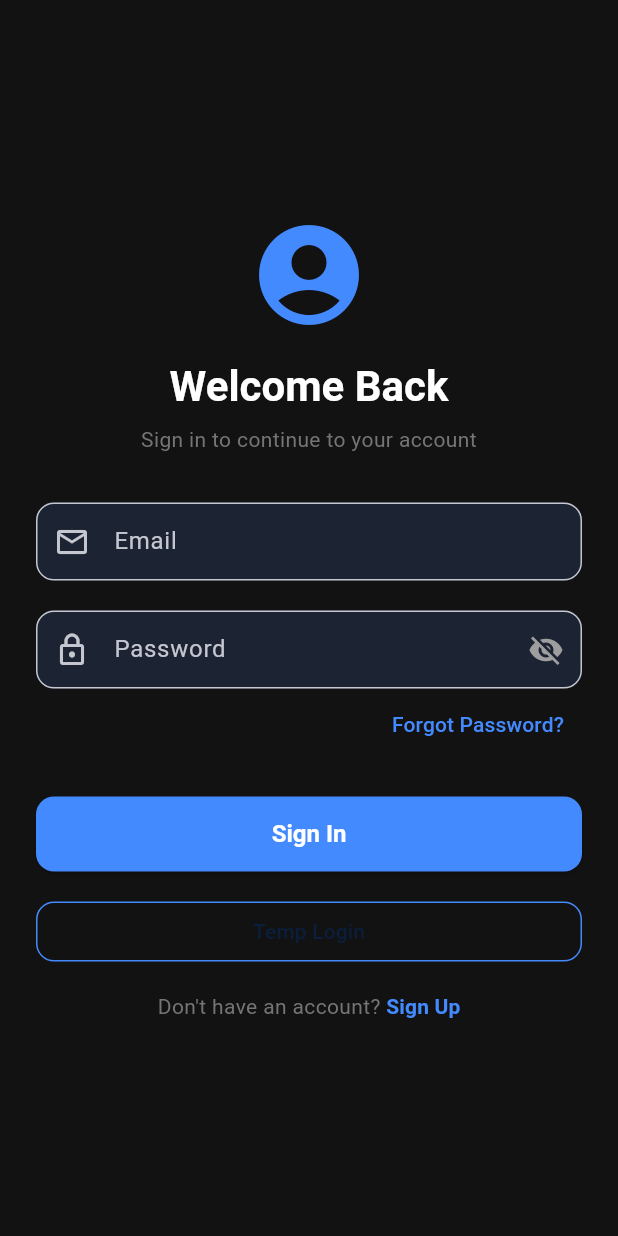
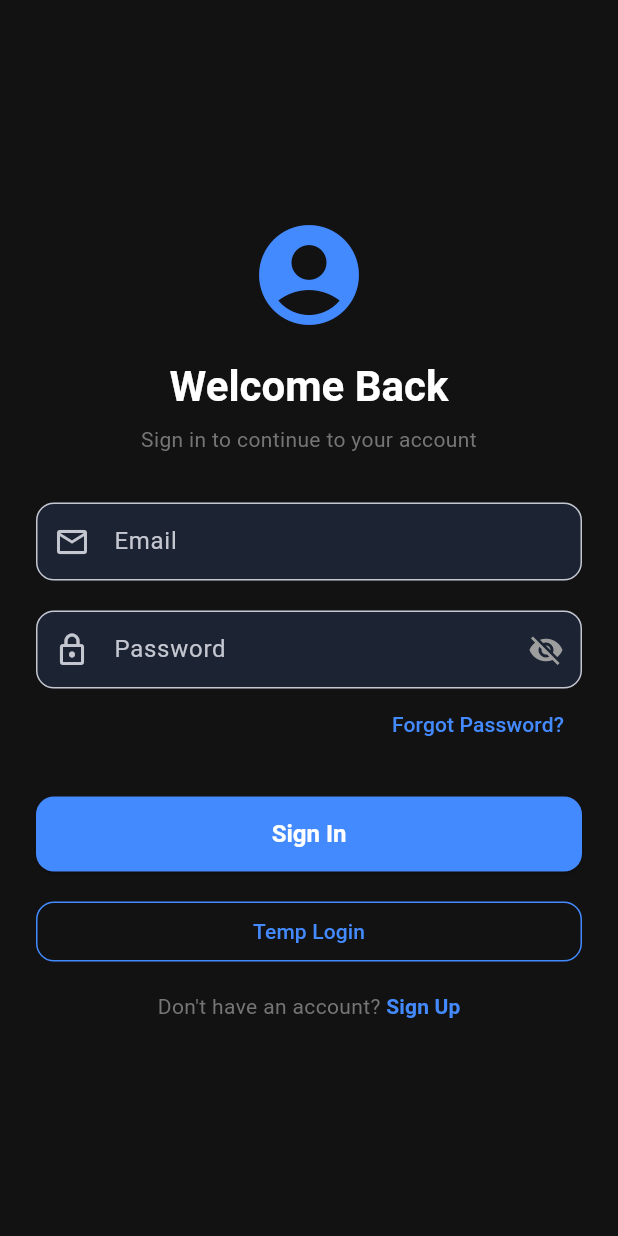
Before and after one commit to adwayaghor/ircell, a Flutter app: the screen it shows after launch, on a phone screen of 412 x 824 dp. Run offline on Flutter 3.47's test engine with Material 3 defaults, Android fonts, the phone set to English and light mode, and no system bars; our stand-ins replace carousel_slider, cloud_firestore, firebase_auth, firebase_core, font_awesome_flutter, qr_flutter and 1 more; missing offline and left inert: mobile_scanner; accounts and stored records are empty.

Commit message:
fixed ui

```diff
--- a/lib/login/login_page.dart
+++ b/lib/login/login_page.dart
@@ -208,10 +208,12 @@ class _LoginPageState extends State<LoginPage> {
                     controller: emailController,
                     validator: validateEmail,
                     keyboardType: TextInputType.emailAddress,
+                    cursorColor: accentBlue,
                     decoration: InputDecoration(
                       labelText: 'Email',
                       hintText: 'example@email.com',
                       prefixIcon: const Icon(Icons.email_outlined),
+                      floatingLabelStyle: TextStyle(color: accentBlue),
                       border: OutlineInputBorder(
                         borderRadius: BorderRadius.circular(12),
                       ),
@@ -229,9 +231,11 @@ class _LoginPageState extends State<LoginPage> {
                     controller: passwordController,
                     validator: validatePassword,
                     obscureText: !showPassword,
+                    cursorColor: accentBlue,
                     decoration: InputDecoration(
                       labelText: 'Password',
                       prefixIcon: const Icon(Icons.lock_outlined),
+                      floatingLabelStyle: TextStyle(color: accentBlue),
                       border: OutlineInputBorder(
                         borderRadius: BorderRadius.circular(12),
                       ),
@@ -264,9 +268,11 @@ class _LoginPageState extends State<LoginPage> {
                       controller: confirmPasswordController,
                       validator: validateConfirmPassword,
                       obscureText: !showConfirmPassword,
+                      cursorColor: accentBlue,
                       decoration: InputDecoration(
                         labelText: 'Confirm Password',
                         prefixIcon: const Icon(Icons.lock_outlined),
+                        floatingLabelStyle: TextStyle(color: accentBlue),
                         border: OutlineInputBorder(
                           borderRadius: BorderRadius.circular(12),
                         ),
@@ -361,6 +367,7 @@ class _LoginPageState extends State<LoginPage> {
                       },
                       style: OutlinedButton.styleFrom(
                         side: BorderSide(color: accentBlue),
+                        foregroundColor: accentBlue,
                         shape: RoundedRectangleBorder(
                           borderRadius: BorderRadius.circular(12),
                         ),
```
